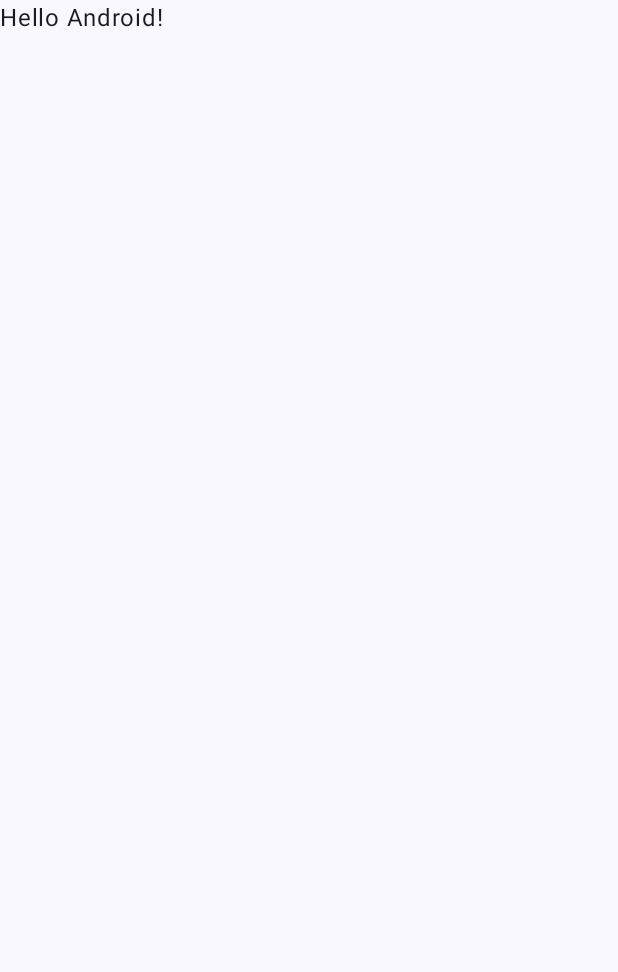
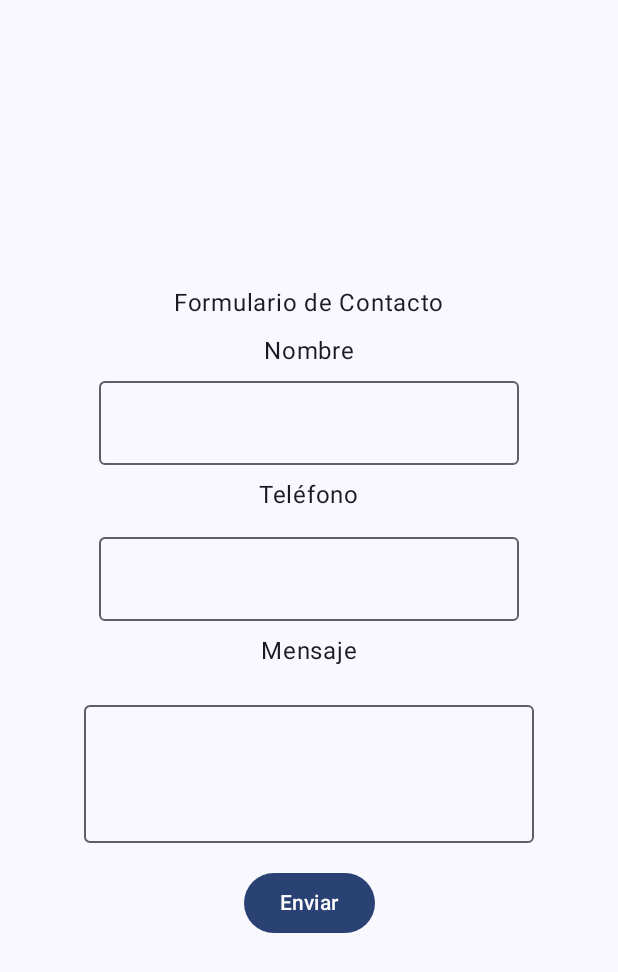
Before and after one commit to LuisGM875/Programacion_Para_Moviles, an Android app built with Jetpack Compose: the screen it shows after launch (MainActivity), on a phone screen of 412 x 824 dp. Before the commit the part shown is almost empty. Shown: the top 972 px of the screen. Run offline under Robolectric (Android 15) with nearby library versions, the phone set to English and light mode, and no system bars.

Commit message:
feat: Add Contact Form in MainActivity

```diff
--- a/app/src/main/java/com/example/programacion_para_moviles/MainActivity.kt
+++ b/app/src/main/java/com/example/programacion_para_moviles/MainActivity.kt
@@ -4,13 +4,23 @@ import android.os.Bundle
 import androidx.activity.ComponentActivity
 import androidx.activity.compose.setContent
 import androidx.activity.enableEdgeToEdge
+import androidx.compose.foundation.layout.Arrangement
+import androidx.compose.foundation.layout.Column
 import androidx.compose.foundation.layout.fillMaxSize
 import androidx.compose.foundation.layout.padding
+import androidx.compose.foundation.layout.size
+import androidx.compose.foundation.text.KeyboardOptions
+import androidx.compose.material3.Button
+import androidx.compose.material3.OutlinedTextField
 import androidx.compose.material3.Scaffold
 import androidx.compose.material3.Text
 import androidx.compose.runtime.Composable
+import androidx.compose.ui.Alignment
 import androidx.compose.ui.Modifier
+import androidx.compose.ui.text.input.KeyboardType
 import androidx.compose.ui.tooling.preview.Preview
+import androidx.compose.ui.unit.dp
+import androidx.compose.ui.unit.sp
 import com.example.programacion_para_moviles.ui.theme.Programacion_Para_MovilesTheme
 
 class MainActivity : ComponentActivity() {
@@ -32,10 +42,38 @@ class MainActivity : ComponentActivity() {
 
 @Composable
 fun Greeting(name: String, modifier: Modifier = Modifier) {
-    Text(
-        text = "Hello $name!",
-        modifier = modifier
-    )
+    Column(
+        modifier = Modifier.fillMaxSize(), verticalArrangement = Arrangement.Center, horizontalAlignment = Alignment.CenterHorizontally
+    ) {
+        Text(text = "Formulario de Contacto")
+        Text(text= "Nombre", modifier = Modifier.padding(8.dp))
+        OutlinedTextField(
+            value = "",
+            onValueChange = {  },
+        )
+        Text(text= "Teléfono", modifier = Modifier.padding(8.dp))
+        OutlinedTextField(
+            value = " ",
+            onValueChange = { },
+            label = {  },
+            keyboardOptions = KeyboardOptions(keyboardType = KeyboardType.Phone),
+        )
+        Text(text= "Mensaje", modifier = Modifier.padding(8.dp))
+        OutlinedTextField(
+            value = "",
+            onValueChange = { },
+            label = {  },
+            modifier = Modifier.padding(8.dp)
+                .size(width = 300.dp, height = 100.dp),
+            maxLines = 4
+        )
+        Button(
+            onClick = { },
+            modifier = Modifier.padding(8.dp)
+        ) {
+            Text("Enviar")
+        }
+    }
 }
 
 @Preview(showBackground = true)
```
